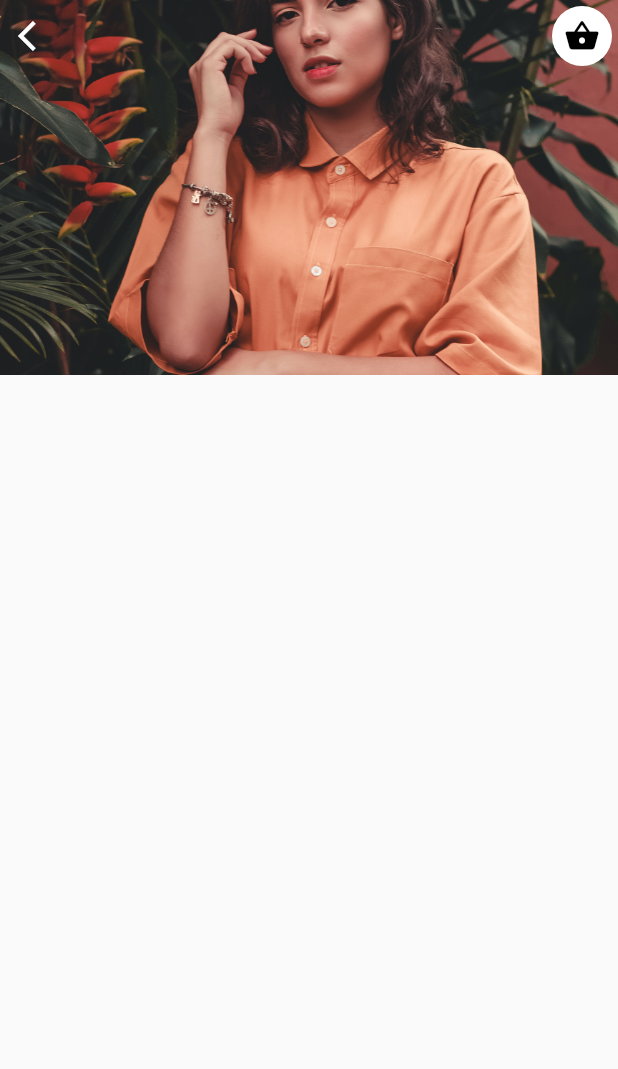
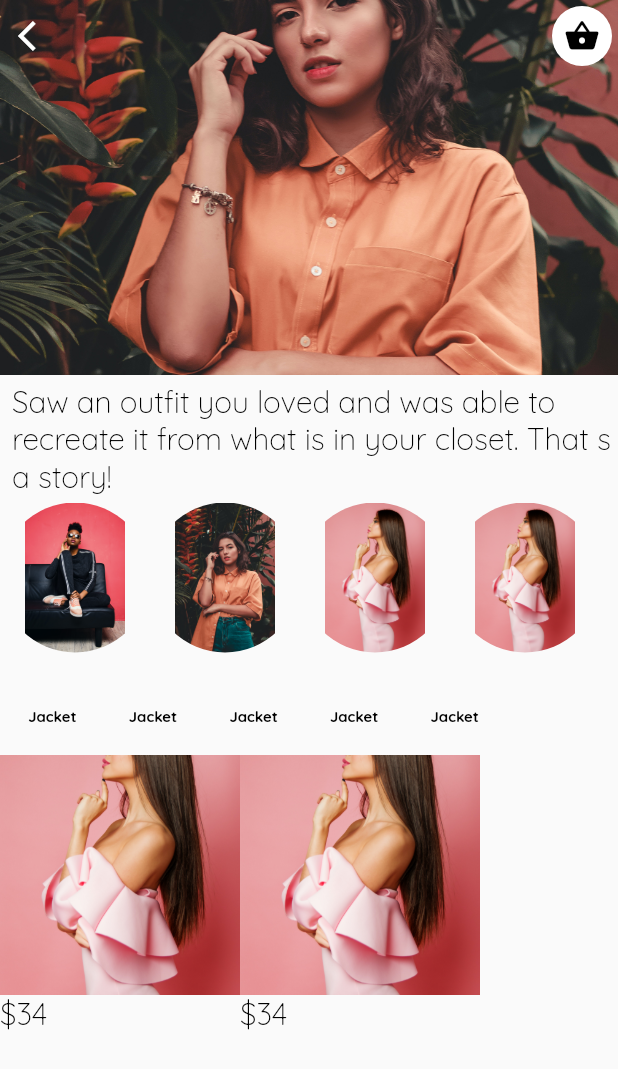
Before and after one commit to WiamNaama/Flutter_Shop_UI, a Flutter app: the Details screen opened directly, on a phone screen of 412 x 824 dp. Shown: the top 1069 px of the screen. Run offline on Flutter 3.47's test engine with Material 2 defaults, Android fonts, the phone set to English and light mode, and no system bars.

Commit message:
finished the first step

```diff
--- a/lib/details.dart
+++ b/lib/details.dart
@@ -1,4 +1,5 @@
 import 'package:flutter/material.dart';
+import 'package:flutter_shope/shoselist.dart';
 
 class Details extends StatefulWidget {
   Details({Key key}) : super(key: key);
@@ -7,7 +8,15 @@ class Details extends StatefulWidget {
   _DetailsState createState() => _DetailsState();
 }
 
-class _DetailsState extends State<Details> {
+class _DetailsState extends State<Details> with SingleTickerProviderStateMixin {
+  TabController tabController;
+
+  @override
+  void initState() {
+    super.initState();
+    tabController = TabController(length: 5, vsync: this);
+  }
+
   @override
   Widget build(BuildContext context) {
     return Scaffold(
@@ -48,6 +57,134 @@ class _DetailsState extends State<Details> {
                     onPressed: () {}),
               ),
             ],
+          ),
+          SizedBox(
+            height: 5.0,
+          ),
+          Padding(
+            padding: const EdgeInsets.only(left: 8.0),
+            child: Text(
+              'Saw an outfit you loved and was able to recreate it from what is in your closet. That s a story!',
+              style: TextStyle(
+                  fontFamily: 'Quicksand',
+                  fontSize: 20.0,
+                  color: Colors.black,
+                  fontWeight: FontWeight.w300),
+            ),
+          ),
+          SizedBox(
+            height: 5.0,
+          ),
+          Container(
+              height: 100.0,
+              child: ListView(
+                scrollDirection: Axis.horizontal,
+                children: <Widget>[
+                  Container(
+                    decoration: BoxDecoration(
+                        borderRadius: BorderRadius.circular(50),
+                        image: DecorationImage(
+                            image: AssetImage('assets/images/8.jpg'))),
+                    height: 100.0,
+                    width: 100.0,
+                  ),
+                  Container(
+                    decoration: BoxDecoration(
+                        borderRadius: BorderRadius.circular(50),
+                        image: DecorationImage(
+                            image: AssetImage('assets/images/7.jpg'))),
+                    height: 100.0,
+                    width: 100.0,
+                  ),
+                  Container(
+                    decoration: BoxDecoration(
+                        borderRadius: BorderRadius.circular(50),
+                        image: DecorationImage(
+                            image: AssetImage('assets/images/9.jpg'))),
+                    height: 100.0,
+                    width: 100.0,
+                  ),
+                  Container(
+                    decoration: BoxDecoration(
+                        borderRadius: BorderRadius.circular(50),
+                        image: DecorationImage(
+                            image: AssetImage('assets/images/9.jpg'))),
+                    height: 100.0,
+                    width: 100.0,
+                  ),
+                ],
+              )),
+          Padding(
+            padding: EdgeInsets.only(top: 20.0),
+            child: TabBar(
+              controller: tabController,
+              indicatorColor: Colors.transparent,
+              labelColor: Colors.black,
+              unselectedLabelColor: Colors.grey.withOpacity(0.6),
+              isScrollable: true,
+              tabs: <Widget>[
+                Tab(
+                  child: Text(
+                    ' Jacket',
+                    style: TextStyle(
+                        fontFamily: 'Quicksand',
+                        fontSize: 10.0,
+                        color: Colors.black,
+                        fontWeight: FontWeight.bold),
+                  ),
+                ),
+                Tab(
+                  child: Text(
+                    ' Jacket',
+                    style: TextStyle(
+                        fontFamily: 'Quicksand',
+                        fontSize: 10.0,
+                        color: Colors.black,
+                        fontWeight: FontWeight.bold),
+                  ),
+                ),
+                Tab(
+                  child: Text(
+                    ' Jacket',
+                    style: TextStyle(
+                        fontFamily: 'Quicksand',
+                        fontSize: 10.0,
+                        color: Colors.black,
+                        fontWeight: FontWeight.bold),
+                  ),
+                ),
+                Tab(
+                  child: Text(
+                    ' Jacket',
+                    style: TextStyle(
+                        fontFamily: 'Quicksand',
+                        fontSize: 10.0,
+                        color: Colors.black,
+                        fontWeight: FontWeight.bold),
+                  ),
+                ),
+                Tab(
+                  child: Text(
+                    ' Jacket',
+                    style: TextStyle(
+                        fontFamily: 'Quicksand',
+                        fontSize: 10.0,
+                        color: Colors.black,
+                        fontWeight: FontWeight.bold),
+                  ),
+                ),
+              ],
+            ),
+          ),
+          Container(
+            height: MediaQuery.of(context).size.height - 350,
+            child: TabBarView(controller: tabController, children: <Widget>[
+              ShoseList(),
+              ShoseList(),
+              ShoseList(),
+              ShoseList(),
+              ShoseList()
+            ]),
           )
         ],
       ),
--- /dev/null
+++ b/lib/shoselist.dart
@@ -0,0 +1,49 @@
+import 'package:flutter/material.dart';
+
+class ShoseList extends StatelessWidget {
+  @override
+  Widget build(BuildContext context) {
+    return Row(
+      children: <Widget>[
+        Column(
+          crossAxisAlignment: CrossAxisAlignment.start,
+          children: <Widget>[
+            Image.asset(
+              'assets/images/9.jpg',
+              fit: BoxFit.cover,
+              height: 160,
+              width: 160,
+            ),
+            Text(
+              '\$34',
+              style: TextStyle(
+                  fontFamily: 'Quicksand',
+                  fontSize: 20.0,
+                  color: Colors.black,
+                  fontWeight: FontWeight.w300),
+            ),
+          ],
+        ),
+        Column(
+          crossAxisAlignment: CrossAxisAlignment.start,
+          children: <Widget>[
+            Image.asset(
+              'assets/images/9.jpg',
+              fit: BoxFit.cover,
+              height: 160,
+              width: 160,
+            ),
+            Text(
+              '\$34',
+              style: TextStyle(
+                  fontFamily: 'Quicksand',
+                  fontSize: 20.0,
+                  color: Colors.black,
+                  fontWeight: FontWeight.w300),
+            ),
+          ],
+        )
+      ],
+    );
+  }
+}
```
